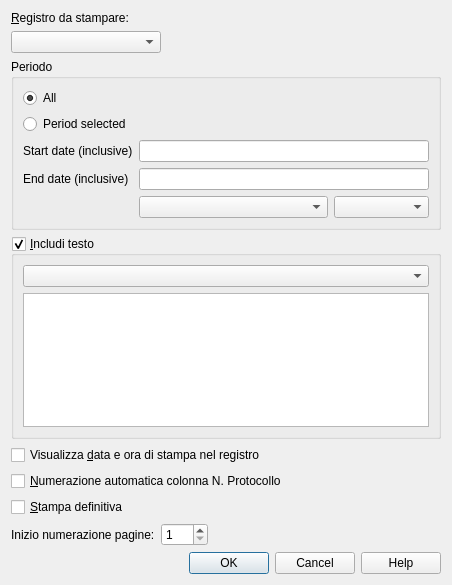
First picture: the form in Iva/2017/ch.banana.script.italy_vat_2017.report.registri.dialog.ui, repository BananaAccounting/Italia, before the edit.
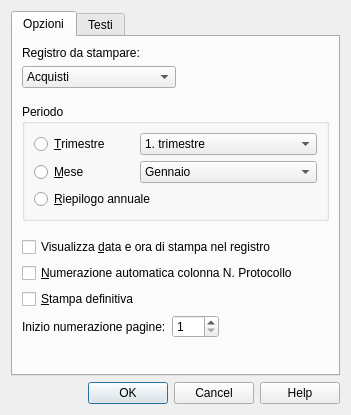
Second picture: the form after the edit. The open tabs and pages were chosen to show the change.

Commit message: Modificato dialogo stampa registri

Diff of the .ui file:
```diff
--- a/Iva/2017/ch.banana.script.italy_vat_2017.report.registri.dialog.ui
+++ b/Iva/2017/ch.banana.script.italy_vat_2017.report.registri.dialog.ui
@@ -6,8 +6,8 @@
    <rect>
     <x>0</x>
     <y>0</y>
-    <width>452</width>
-    <height>585</height>
+    <width>351</width>
+    <height>415</height>
    </rect>
   </property>
   <property name="windowTitle">
@@ -15,9 +15,19 @@
   </property>
   <layout class="QVBoxLayout" name="verticalLayout_5">
    <item>
+    <widget class="QTabWidget" name="tabWidget">
+     <property name="currentIndex">
+      <number>1</number>
+     </property>
+     <widget class="QWidget" name="tab">
+      <attribute name="title">
+       <string>Opzioni</string>
+      </attribute>
+      <layout class="QVBoxLayout" name="verticalLayout_3">
+       <item>
     <widget class="QLabel" name="tipoRegistroLabel">
      <property name="text">
-      <string notr="true">&amp;Registro da stampare:</string>
+          <string notr="true">Registro da stampare:</string>
      </property>
      <property name="buddy">
       <cstring>tipoRegistroComboBox_4</cstring>
@@ -25,19 +35,45 @@
     </widget>
    </item>
    <item>
-    <layout class="QHBoxLayout" name="horizontalLayout_3">
+        <layout class="QHBoxLayout" name="horizontalLayout">
      <item>
-      <widget class="QComboBox" name="tipoRegistroComboBox_4">
+          <widget class="QComboBox" name="tipoRegistroComboBox">
+           <property name="sizePolicy">
+            <sizepolicy hsizetype="Expanding" vsizetype="Fixed">
+             <horstretch>0</horstretch>
+             <verstretch>0</verstretch>
+            </sizepolicy>
+           </property>
        <property name="minimumSize">
         <size>
          <width>150</width>
          <height>0</height>
         </size>
        </property>
+           <item>
+            <property name="text">
+             <string>Acquisti</string>
+            </property>
+           </item>
+           <item>
+            <property name="text">
+             <string>Vendite</string>
+            </property>
+           </item>
+           <item>
+            <property name="text">
+             <string>Corrispettivi</string>
+            </property>
+           </item>
+           <item>
+            <property name="text">
+             <string>Registro IVA unico</string>
+            </property>
+           </item>
       </widget>
      </item>
      <item>
-      <spacer name="horizontalSpacer_5">
+          <spacer name="horizontalSpacer">
        <property name="orientation">
         <enum>Qt::Horizontal</enum>
        </property>
@@ -52,128 +88,195 @@
     </layout>
    </item>
    <item>
-    <widget class="QGroupBox" name="groupBox">
+        <spacer name="verticalSpacer_3">
+         <property name="orientation">
+          <enum>Qt::Vertical</enum>
+         </property>
+         <property name="sizeType">
+          <enum>QSizePolicy::Fixed</enum>
+         </property>
+         <property name="sizeHint" stdset="0">
+          <size>
+           <width>20</width>
+           <height>10</height>
+          </size>
+         </property>
+        </spacer>
+       </item>
+       <item>
+        <widget class="QGroupBox" name="periodoGroupBox">
      <property name="title">
-      <string>Periodo</string>
-     </property>
-     <layout class="QVBoxLayout" name="verticalLayout_3">
+          <string notr="true">Periodo</string>
+         </property>
+         <layout class="QVBoxLayout" name="verticalLayout_2">
       <item>
-       <widget class="QRadioButton" name="periodAllRadioButton_2">
-        <property name="text">
-         <string>All</string>
-        </property>
-        <property name="checked">
-         <bool>true</bool>
-        </property>
-       </widget>
-      </item>
-      <item>
-       <widget class="QRadioButton" name="periodSelectionRadioButton_2">
-        <property name="text">
-         <string>Period selected</string>
-        </property>
-       </widget>
-      </item>
-      <item>
-       <layout class="QGridLayout" name="gridLayout_6">
+           <layout class="QGridLayout" name="gridLayout">
         <item row="0" column="0">
-         <widget class="QLabel" name="label_9">
+             <widget class="QRadioButton" name="trimestreRadioButton">
           <property name="text">
-           <string>Start date (inclusive)</string>
-          </property>
-          <property name="buddy">
-           <cstring>startDateEdit_5</cstring>
-          </property>
+               <string notr="true">&amp;Trimestre</string>
+              </property>
+             </widget>
+            </item>
+            <item row="0" column="1">
+             <widget class="QComboBox" name="trimestreComboBox">
+              <property name="sizePolicy">
+               <sizepolicy hsizetype="Expanding" vsizetype="Fixed">
+                <horstretch>0</horstretch>
+                <verstretch>0</verstretch>
+               </sizepolicy>
+              </property>
+              <property name="minimumSize">
+               <size>
+                <width>110</width>
+                <height>0</height>
+               </size>
+              </property>
+              <item>
+               <property name="text">
+                <string notr="true">1. trimestre</string>
+               </property>
+              </item>
+              <item>
+               <property name="text">
+                <string notr="true">2. trimestre</string>
+               </property>
+              </item>
+              <item>
+               <property name="text">
+                <string notr="true">3. trimestre</string>
+               </property>
+              </item>
+              <item>
+               <property name="text">
+                <string notr="true">4. trimestre</string>
+               </property>
+              </item>
          </widget>
         </item>
         <item row="1" column="0">
-         <widget class="QLabel" name="label_10">
+             <widget class="QRadioButton" name="meseRadioButton">
+              <property name="minimumSize">
+               <size>
+                <width>100</width>
+                <height>0</height>
+               </size>
+              </property>
           <property name="text">
-           <string>End date (inclusive)</string>
-          </property>
-          <property name="buddy">
-           <cstring>endDateEdit_5</cstring>
-          </property>
-         </widget>
-        </item>
-        <item row="2" column="1">
-         <layout class="QHBoxLayout" name="horizontalLayout_8">
-          <item>
-           <widget class="QComboBox" name="monthComboBox_5">
-            <property name="sizePolicy">
-             <sizepolicy hsizetype="Expanding" vsizetype="Fixed">
-              <horstretch>200</horstretch>
-              <verstretch>0</verstretch>
-             </sizepolicy>
-            </property>
-            <property name="minimumSize">
-             <size>
-              <width>0</width>
-              <height>0</height>
-             </size>
-            </property>
-            <property name="editable">
-             <bool>false</bool>
-            </property>
-           </widget>
-          </item>
-          <item>
-           <widget class="QComboBox" name="yearComboBox_5">
-            <property name="sizePolicy">
-             <sizepolicy hsizetype="Expanding" vsizetype="Fixed">
-              <horstretch>100</horstretch>
-              <verstretch>0</verstretch>
-             </sizepolicy>
-            </property>
-            <property name="minimumSize">
-             <size>
-              <width>0</width>
-              <height>0</height>
-             </size>
-            </property>
-            <property name="editable">
-             <bool>false</bool>
-            </property>
-           </widget>
-          </item>
-         </layout>
-        </item>
-        <item row="0" column="1">
-         <widget class="QLineEdit" name="startDateEdit_5"/>
-        </item>
+               <string notr="true">&amp;Mese</string>
+              </property>
+             </widget>
+            </item>
         <item row="1" column="1">
-         <widget class="QLineEdit" name="endDateEdit_5"/>
-        </item>
-       </layout>
-      </item>
-     </layout>
-    </widget>
+             <widget class="QComboBox" name="meseComboBox">
+              <property name="sizePolicy">
+               <sizepolicy hsizetype="Expanding" vsizetype="Fixed">
+                <horstretch>0</horstretch>
+                <verstretch>0</verstretch>
+               </sizepolicy>
+              </property>
+              <property name="minimumSize">
+               <size>
+                <width>110</width>
+                <height>0</height>
+               </size>
+              </property>
+              <item>
+               <property name="text">
+                <string notr="true">Gennaio</string>
+               </property>
+              </item>
+              <item>
+               <property name="text">
+                <string notr="true">Febbraio</string>
+               </property>
+              </item>
+              <item>
+               <property name="text">
+                <string notr="true">Marzo</string>
+               </property>
    </item>
    <item>
-    <widget class="QGroupBox" name="testoGroupBox">
-     <property name="title">
-      <string notr="true">&amp;Includi testo</string>
-     </property>
-     <property name="checkable">
-      <bool>true</bool>
-     </property>
-     <layout class="QVBoxLayout" name="verticalLayout_4">
+               <property name="text">
+                <string notr="true">Aprile</string>
+               </property>
+              </item>
+              <item>
+               <property name="text">
+                <string notr="true">Maggio</string>
+               </property>
+              </item>
       <item>
-       <widget class="QComboBox" name="tipoRegistroComboBox_3">
+               <property name="text">
+                <string notr="true">Giugno</string>
+               </property>
+              </item>
+              <item>
+               <property name="text">
+                <string notr="true">Luglio</string>
+               </property>
+              </item>
+              <item>
+               <property name="text">
+                <string notr="true">Agosto</string>
+               </property>
+              </item>
+              <item>
+               <property name="text">
+                <string notr="true">Settembre</string>
+               </property>
+              </item>
+              <item>
+               <property name="text">
+                <string notr="true">Ottobre</string>
+               </property>
+              </item>
+              <item>
+               <property name="text">
+                <string notr="true">Novembre</string>
+               </property>
+              </item>
+              <item>
+               <property name="text">
+                <string notr="true">Dicembre</string>
+               </property>
+              </item>
+             </widget>
+            </item>
+            <item row="2" column="0" colspan="2">
+             <widget class="QRadioButton" name="annoRadioButton">
         <property name="minimumSize">
          <size>
-          <width>150</width>
+                <width>100</width>
           <height>0</height>
          </size>
         </property>
-       </widget>
-      </item>
-      <item>
-       <widget class="QTextEdit" name="testoTextEdit_2"/>
+              <property name="text">
+               <string notr="true">&amp;Riepilogo annuale</string>
+              </property>
+             </widget>
+            </item>
+           </layout>
       </item>
      </layout>
     </widget>
    </item>
+       <item>
+        <spacer name="verticalSpacer_2">
+         <property name="orientation">
+          <enum>Qt::Vertical</enum>
+         </property>
+         <property name="sizeType">
+          <enum>QSizePolicy::Fixed</enum>
+         </property>
+         <property name="sizeHint" stdset="0">
+          <size>
+           <width>20</width>
+           <height>10</height>
+          </size>
+         </property>
+        </spacer>
+       </item>
    <item>
     <widget class="QCheckBox" name="visualizzaDataOraCheckBox">
      <property name="text">
@@ -200,6 +303,19 @@
    </item>
    <item>
     <layout class="QGridLayout" name="gridLayout_2">
+         <item row="0" column="2">
+          <spacer name="horizontalSpacer_5">
+           <property name="orientation">
+            <enum>Qt::Horizontal</enum>
+           </property>
+           <property name="sizeHint" stdset="0">
+            <size>
+             <width>78</width>
+             <height>17</height>
+            </size>
+           </property>
+          </spacer>
+         </item>
      <item row="0" column="1">
       <widget class="QSpinBox" name="inizionumerazionepagineSpinBox_2">
        <property name="minimum">
@@ -215,21 +331,11 @@
        <property name="text">
         <string notr="true">Inizio numerazione pagine:</string>
        </property>
-      </widget>
-     </item>
-     <item row="0" column="2">
-      <spacer name="horizontalSpacer_4">
-       <property name="orientation">
-        <enum>Qt::Horizontal</enum>
-       </property>
-       <property name="sizeHint" stdset="0">
-        <size>
-         <width>78</width>
-         <height>17</height>
-        </size>
-       </property>
-      </spacer>
-     </item>
+           <property name="buddy">
+            <cstring>tipoRegistroComboBox</cstring>
+           </property>
+          </widget>
+         </item>
     </layout>
    </item>
    <item>
@@ -239,11 +345,75 @@
      </property>
      <property name="sizeHint" stdset="0">
       <size>
-       <width>17</width>
-       <height>51</height>
+           <width>20</width>
+           <height>35</height>
       </size>
      </property>
     </spacer>
+       </item>
+      </layout>
+     </widget>
+     <widget class="QWidget" name="tab_2">
+      <attribute name="title">
+       <string>Testi</string>
+      </attribute>
+      <layout class="QVBoxLayout" name="verticalLayout">
+       <item>
+        <widget class="QComboBox" name="testoRegistriComboBox">
+         <property name="minimumSize">
+          <size>
+           <width>150</width>
+           <height>0</height>
+          </size>
+         </property>
+         <item>
+          <property name="text">
+           <string>Acquisti</string>
+          </property>
+         </item>
+         <item>
+          <property name="text">
+           <string>Vendite</string>
+          </property>
+         </item>
+         <item>
+          <property name="text">
+           <string>Corrispettivi</string>
+          </property>
+         </item>
+        </widget>
+       </item>
+       <item>
+        <widget class="QGroupBox" name="testoGroupBox">
+         <property name="title">
+          <string notr="true">&amp;Includi testo</string>
+         </property>
+         <property name="checkable">
+          <bool>true</bool>
+         </property>
+         <layout class="QVBoxLayout" name="verticalLayout_4">
+          <item>
+           <widget class="QTextEdit" name="testoLineEdit"/>
+          </item>
+         </layout>
+        </widget>
+       </item>
+       <item>
+        <spacer name="verticalSpacer_4">
+         <property name="orientation">
+          <enum>Qt::Vertical</enum>
+         </property>
+         <property name="sizeHint" stdset="0">
+          <size>
+           <width>20</width>
+           <height>126</height>
+          </size>
+         </property>
+        </spacer>
+       </item>
+      </layout>
+     </widget>
+    </widget>
    </item>
    <item>
     <widget class="QDialogButtonBox" name="buttonBox">
```
Left out of the diff: 49 changed lines with no effect on the pictures. Lines whose indentation alone changed are shown as unchanged. The commit also changes 5 other files.
